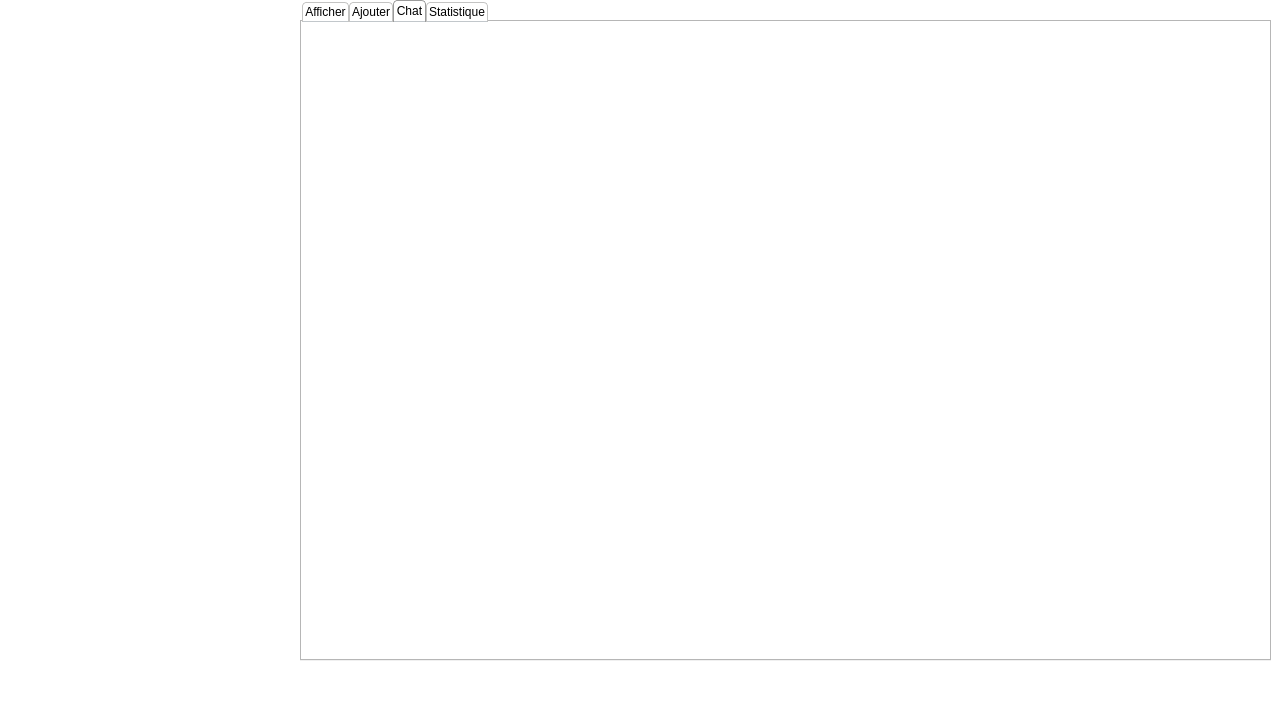
Qt form mainwindow.ui (AlaBelgacem/SmartAid-2A1) before a commit.
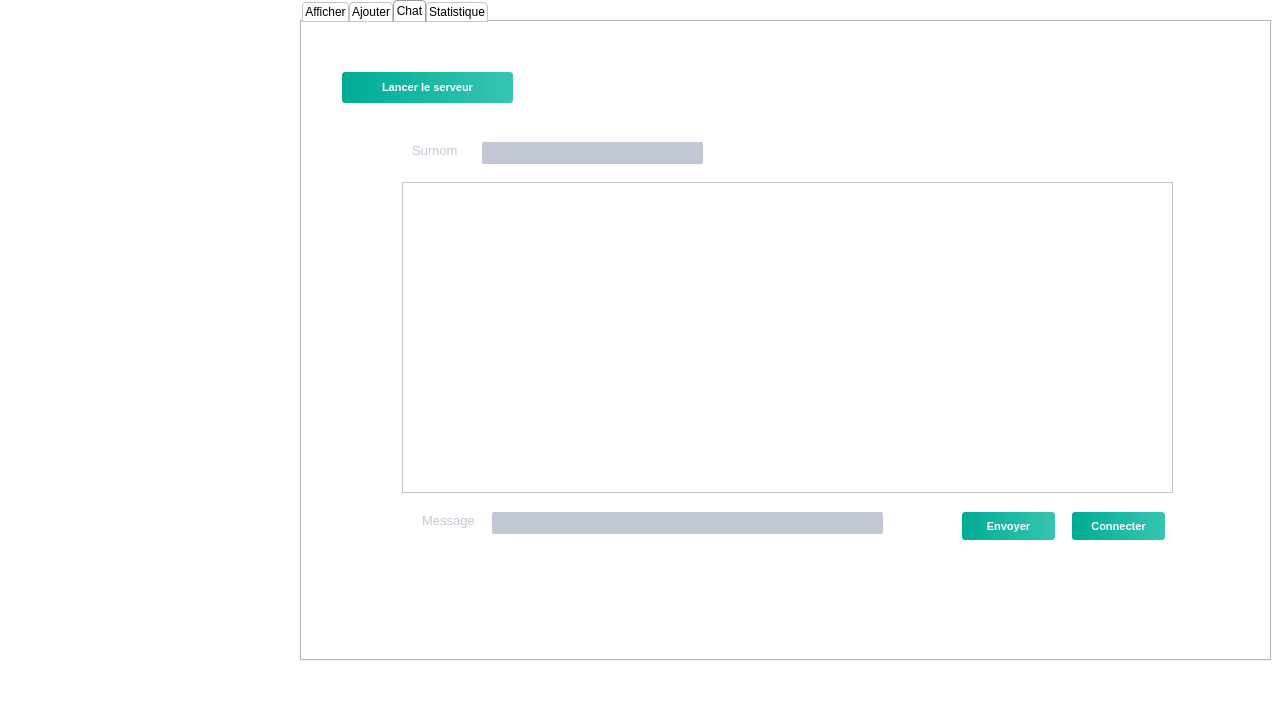
The same form after that commit. The open tabs and pages were chosen to show the change. Icons and pictures are not drawn.

Patch:
```diff
--- a/mainwindow.ui
+++ b/mainwindow.ui
@@ -2085,6 +2085,101 @@
        <attribute name="title">
         <string>Chat</string>
        </attribute>
+       <widget class="QPushButton" name="pushButton_4">
+        <property name="geometry">
+         <rect>
+          <x>40</x>
+          <y>50</y>
+          <width>171</width>
+          <height>31</height>
+         </rect>
+        </property>
+        <property name="text">
+         <string>Lancer le serveur</string>
+        </property>
+       </widget>
+       <widget class="QLineEdit" name="lineEdit_surnom">
+        <property name="geometry">
+         <rect>
+          <x>180</x>
+          <y>120</y>
+          <width>221</width>
+          <height>22</height>
+         </rect>
+        </property>
+       </widget>
+       <widget class="QLabel" name="label_21">
+        <property name="geometry">
+         <rect>
+          <x>110</x>
+          <y>120</y>
+          <width>56</width>
+          <height>16</height>
+         </rect>
+        </property>
+        <property name="text">
+         <string>Surnom</string>
+        </property>
+       </widget>
+       <widget class="QTextEdit" name="textEdit">
+        <property name="geometry">
+         <rect>
+          <x>100</x>
+          <y>160</y>
+          <width>771</width>
+          <height>311</height>
+         </rect>
+        </property>
+       </widget>
+       <widget class="QLabel" name="label_22">
+        <property name="geometry">
+         <rect>
+          <x>120</x>
+          <y>490</y>
+          <width>56</width>
+          <height>16</height>
+         </rect>
+        </property>
+        <property name="text">
+         <string>Message</string>
+        </property>
+       </widget>
+       <widget class="QLineEdit" name="lineEdit_mssage_2">
+        <property name="geometry">
+         <rect>
+          <x>190</x>
+          <y>490</y>
+          <width>391</width>
+          <height>22</height>
+         </rect>
+        </property>
+       </widget>
+       <widget class="QPushButton" name="pb_envoyer">
+        <property name="geometry">
+         <rect>
+          <x>660</x>
+          <y>490</y>
+          <width>93</width>
+          <height>28</height>
+         </rect>
+        </property>
+        <property name="text">
+         <string>Envoyer</string>
+        </property>
+       </widget>
+       <widget class="QPushButton" name="pb_connecter">
+        <property name="geometry">
+         <rect>
+          <x>770</x>
+          <y>490</y>
+          <width>93</width>
+          <height>28</height>
+         </rect>
+        </property>
+        <property name="text">
+         <string>Connecter</string>
+        </property>
+       </widget>
       </widget>
       <widget class="QWidget" name="Statistique">
        <attribute name="title">
```
Left out of the diff: 20 changed lines with no effect on the pictures.
